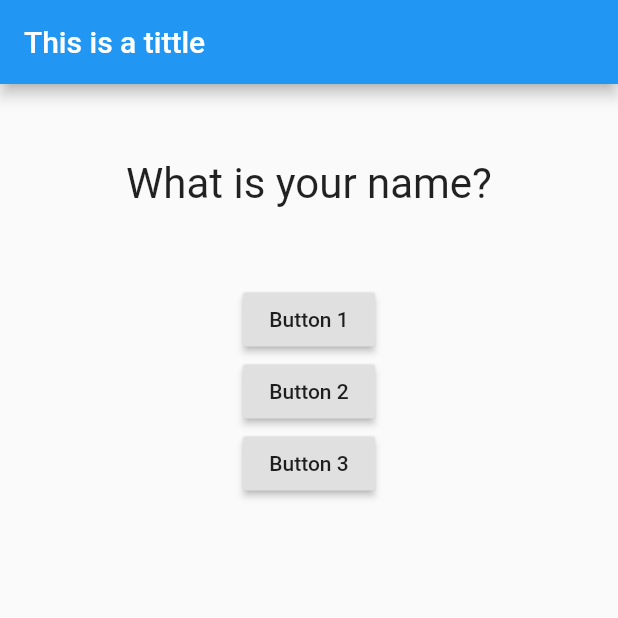
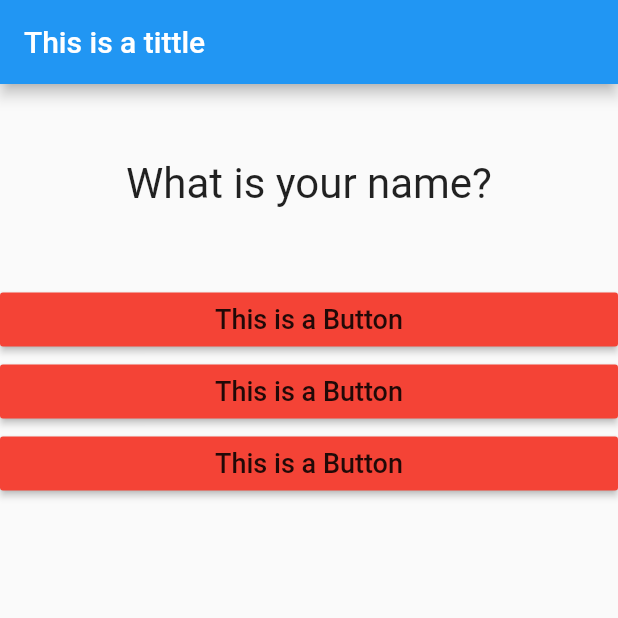
Before and after one commit to AshfakYeafi/Flutter_Projects, a Flutter app: the screen it shows after launch, on a phone screen of 412 x 824 dp, the top half of it. Run offline on Flutter 3.47's test engine with Material 2 defaults, Android fonts, the phone set to English and light mode, and no system bars; missing offline and left inert: dart:ffi.

Commit message:
update dart files

```diff
--- /dev/null
+++ b/demo_1/lib/answer.dart
@@ -0,0 +1,23 @@
+// ignore_for_file: prefer_const_constructors
+
+import 'dart:ffi';
+
+import 'package:flutter/material.dart';
+
+class Answer extends StatelessWidget {
+  final VoidCallback action;
+  Answer(this.action);
+
+  @override
+  Widget build(BuildContext context) {
+    return Container(
+      width: double.infinity,
+      child: RaisedButton(
+        color: Colors.red,
+        child: Text("This is a Button",
+        style: TextStyle(fontSize: 18),
+        ),
+      onPressed: action,),
+    );
+  }
+}
--- a/demo_1/lib/main.dart
+++ b/demo_1/lib/main.dart
@@ -1,6 +1,7 @@
 import 'package:flutter/material.dart';
 
 import './question.dart';
+import './answer.dart';
 
 void main() => runApp(Myapp());
 
@@ -37,9 +38,9 @@
         body: Column(
           children: [
             Question(que[count]),
-            RaisedButton(child: Text("Button 1"), onPressed: action),
-            RaisedButton(child: Text("Button 2"), onPressed: action),
-            RaisedButton(child: Text("Button 3"), onPressed: action),
+            Answer(action),
+            Answer(action),
+            Answer(action),
           ],
         ),
       ),
```
